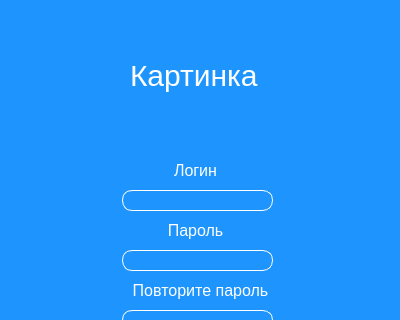
This is App2/UI/registration_page.ui in Heyaski/carSchoolApp as Qt 5 draws it before an edit; both pictures show x 0 to 400 and y 0 to 320 of the 400 by 596 pixel window. The edited form follows.
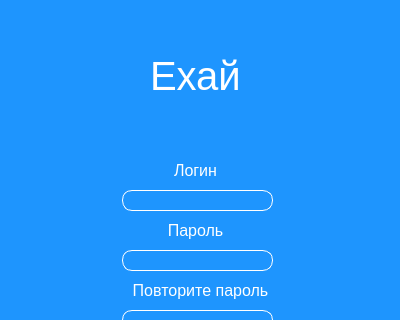
This is the edited form. Icons and pictures are not drawn.

Patch:
```diff
--- a/App2/UI/registration_page.ui
+++ b/App2/UI/registration_page.ui
@@ -114,7 +114,7 @@
      <x>130</x>
      <y>20</y>
      <width>131</width>
-     <height>111</height>
+     <height>121</height>
     </rect>
    </property>
    <property name="styleSheet">
@@ -123,7 +123,13 @@
 border: none;</string>
    </property>
    <property name="text">
-    <string>Картинка</string>
+    <string/>
+   </property>
+   <property name="pixmap">
+    <pixmap>photo_2024-06-15_14-05-17.jpg</pixmap>
+   </property>
+   <property name="scaledContents">
+    <bool>true</bool>
    </property>
    <property name="wordWrap">
     <bool>true</bool>
@@ -232,6 +238,22 @@
     <string notr="true"/>
    </property>
   </widget>
+  <widget class="QLabel" name="label">
+   <property name="geometry">
+    <rect>
+     <x>150</x>
+     <y>30</y>
+     <width>141</width>
+     <height>91</height>
+    </rect>
+   </property>
+   <property name="styleSheet">
+    <string notr="true">font-size: 40px;</string>
+   </property>
+   <property name="text">
+    <string>Ехай</string>
+   </property>
+  </widget>
  </widget>
  <resources/>
  <connections/>
```
